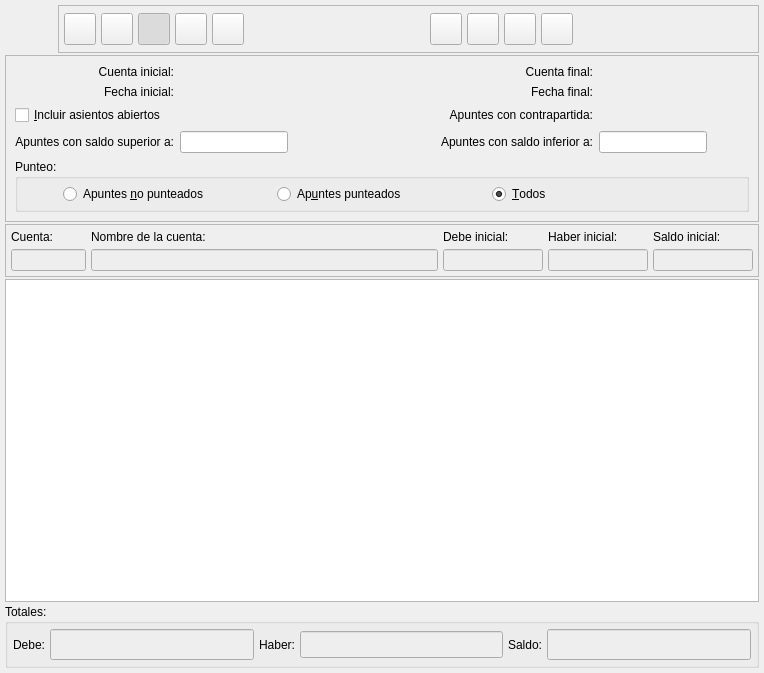
The window that bulmages/bulmacont/src/contabilidad/extractobase.ui (eboladev/Bulmages-1) describes before a commit, drawn with Qt 5.
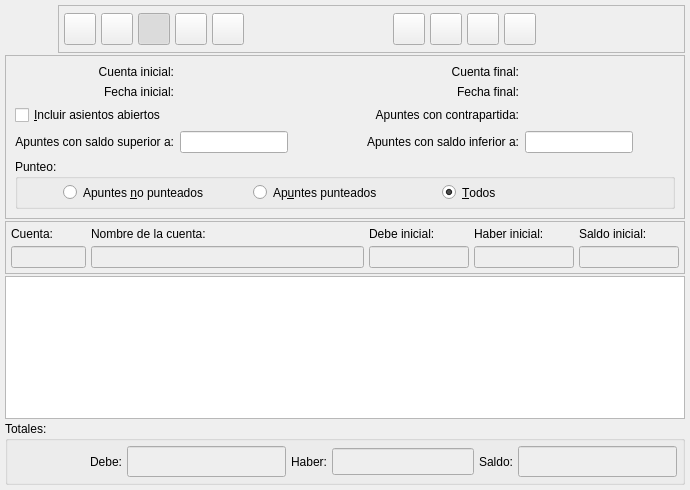
The same window after the commit. Icons and pictures are not drawn. Custom widgets are drawn as their Qt base class.

Patch:
```diff
--- a/bulmages/bulmacont/src/contabilidad/extractobase.ui
+++ b/bulmages/bulmacont/src/contabilidad/extractobase.ui
@@ -5,8 +5,8 @@
    <rect>
     <x>0</x>
     <y>0</y>
-    <width>764</width>
-    <height>673</height>
+    <width>690</width>
+    <height>490</height>
    </rect>
   </property>
   <property name="windowTitle" >
@@ -1052,7 +1052,20 @@
       <property name="spacing" >
        <number>5</number>
       </property>
-      <item row="0" column="2" >
+      <item row="0" column="1" >
+       <widget class="QLabel" name="TextLabel2" >
+        <property name="frameShape" >
+         <enum>QFrame::NoFrame</enum>
+        </property>
+        <property name="frameShadow" >
+         <enum>QFrame::Plain</enum>
+        </property>
+        <property name="text" >
+         <string>Debe:</string>
+        </property>
+       </widget>
+      </item>
+      <item row="0" column="3" >
        <widget class="QLabel" name="TextLabel2_5" >
         <property name="frameShape" >
          <enum>QFrame::NoFrame</enum>
@@ -1065,7 +1078,7 @@
         </property>
        </widget>
       </item>
-      <item row="0" column="3" >
+      <item row="0" column="4" >
        <widget class="QLineEdit" name="totalhaber" >
         <property name="enabled" >
          <bool>true</bool>
@@ -1120,7 +1133,7 @@
         </property>
        </widget>
       </item>
-      <item row="0" column="4" >
+      <item row="0" column="5" >
        <widget class="QLabel" name="TextLabel2_6" >
         <property name="frameShape" >
          <enum>QFrame::NoFrame</enum>
@@ -1133,68 +1146,7 @@
         </property>
        </widget>
       </item>
-      <item row="0" column="5" >
-       <widget class="QLineEdit" name="totalsaldo" >
-        <property name="enabled" >
-         <bool>true</bool>
-        </property>
-        <property name="palette" >
-         <palette>
-          <active>
-           <colorrole role="Base" >
-            <brush brushstyle="SolidPattern" >
-             <color alpha="255" >
-              <red>238</red>
-              <green>238</green>
-              <blue>238</blue>
-             </color>
-            </brush>
-           </colorrole>
-          </active>
-          <inactive>
-           <colorrole role="Base" >
-            <brush brushstyle="SolidPattern" >
-             <color alpha="255" >
-              <red>238</red>
-              <green>238</green>
-              <blue>238</blue>
-             </color>
-            </brush>
-           </colorrole>
-          </inactive>
-          <disabled>
-           <colorrole role="Base" >
-            <brush brushstyle="SolidPattern" >
-             <color alpha="255" >
-              <red>255</red>
-              <green>255</green>
-              <blue>255</blue>
-             </color>
-            </brush>
-           </colorrole>
-          </disabled>
-         </palette>
-        </property>
-        <property name="font" >
-         <font>
-          <family>Sans Serif</family>
-          <pointsize>12</pointsize>
-          <weight>75</weight>
-          <italic>false</italic>
-          <bold>true</bold>
-          <underline>false</underline>
-          <strikeout>false</strikeout>
-         </font>
-        </property>
-        <property name="alignment" >
-         <set>Qt::AlignRight</set>
-        </property>
-        <property name="readOnly" >
-         <bool>true</bool>
-        </property>
-       </widget>
-      </item>
-      <item row="0" column="1" >
+      <item row="0" column="2" >
        <widget class="QLineEdit" name="totaldebe" >
         <property name="enabled" >
          <bool>true</bool>
@@ -1255,19 +1207,80 @@
         </property>
        </widget>
       </item>
-      <item row="0" column="0" >
-       <widget class="QLabel" name="TextLabel2" >
-        <property name="frameShape" >
-         <enum>QFrame::NoFrame</enum>
+      <item row="0" column="6" >
+       <widget class="QLineEdit" name="totalsaldo" >
+        <property name="enabled" >
+         <bool>true</bool>
         </property>
-        <property name="frameShadow" >
-         <enum>QFrame::Plain</enum>
+        <property name="palette" >
+         <palette>
+          <active>
+           <colorrole role="Base" >
+            <brush brushstyle="SolidPattern" >
+             <color alpha="255" >
+              <red>238</red>
+              <green>238</green>
+              <blue>238</blue>
+             </color>
+            </brush>
+           </colorrole>
+          </active>
+          <inactive>
+           <colorrole role="Base" >
+            <brush brushstyle="SolidPattern" >
+             <color alpha="255" >
+              <red>238</red>
+              <green>238</green>
+              <blue>238</blue>
+             </color>
+            </brush>
+           </colorrole>
+          </inactive>
+          <disabled>
+           <colorrole role="Base" >
+            <brush brushstyle="SolidPattern" >
+             <color alpha="255" >
+              <red>255</red>
+              <green>255</green>
+              <blue>255</blue>
+             </color>
+            </brush>
+           </colorrole>
+          </disabled>
+         </palette>
         </property>
-        <property name="text" >
-         <string>Debe:</string>
+        <property name="font" >
+         <font>
+          <family>Sans Serif</family>
+          <pointsize>12</pointsize>
+          <weight>75</weight>
+          <italic>false</italic>
+          <bold>true</bold>
+          <underline>false</underline>
+          <strikeout>false</strikeout>
+         </font>
+        </property>
+        <property name="alignment" >
+         <set>Qt::AlignRight</set>
+        </property>
+        <property name="readOnly" >
+         <bool>true</bool>
         </property>
        </widget>
       </item>
+      <item row="0" column="0" >
+       <spacer>
+        <property name="orientation" >
+         <enum>Qt::Horizontal</enum>
+        </property>
+        <property name="sizeHint" >
+         <size>
+          <width>40</width>
+          <height>20</height>
+         </size>
+        </property>
+       </spacer>
+      </item>
      </layout>
     </widget>
    </item>
```
